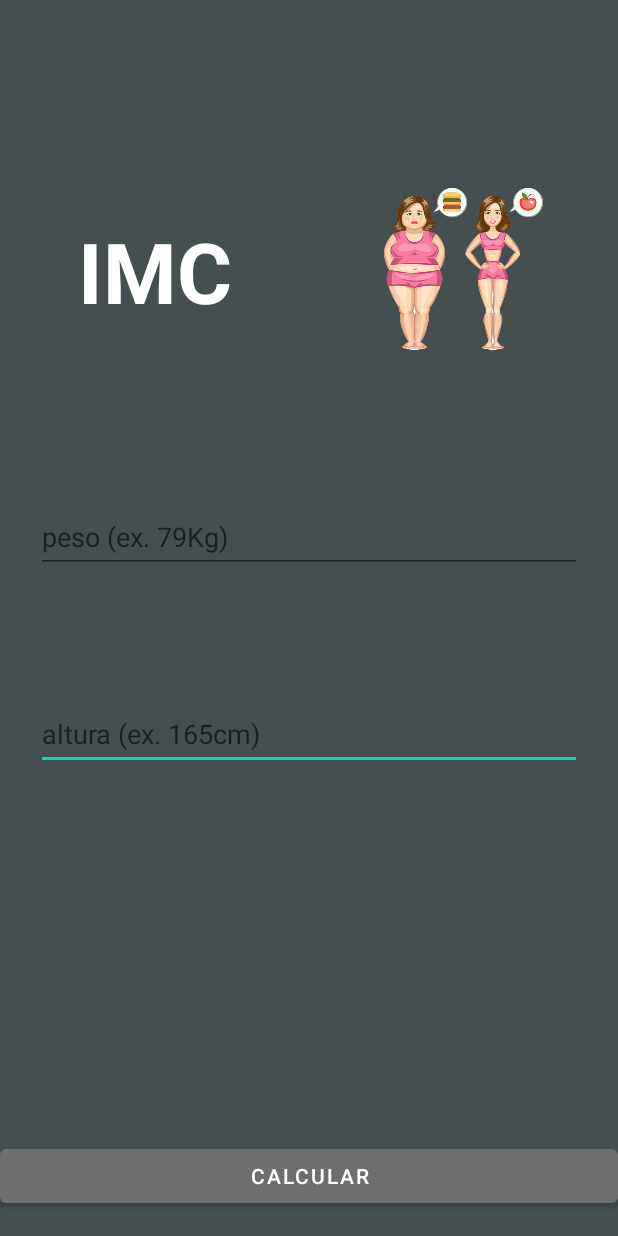
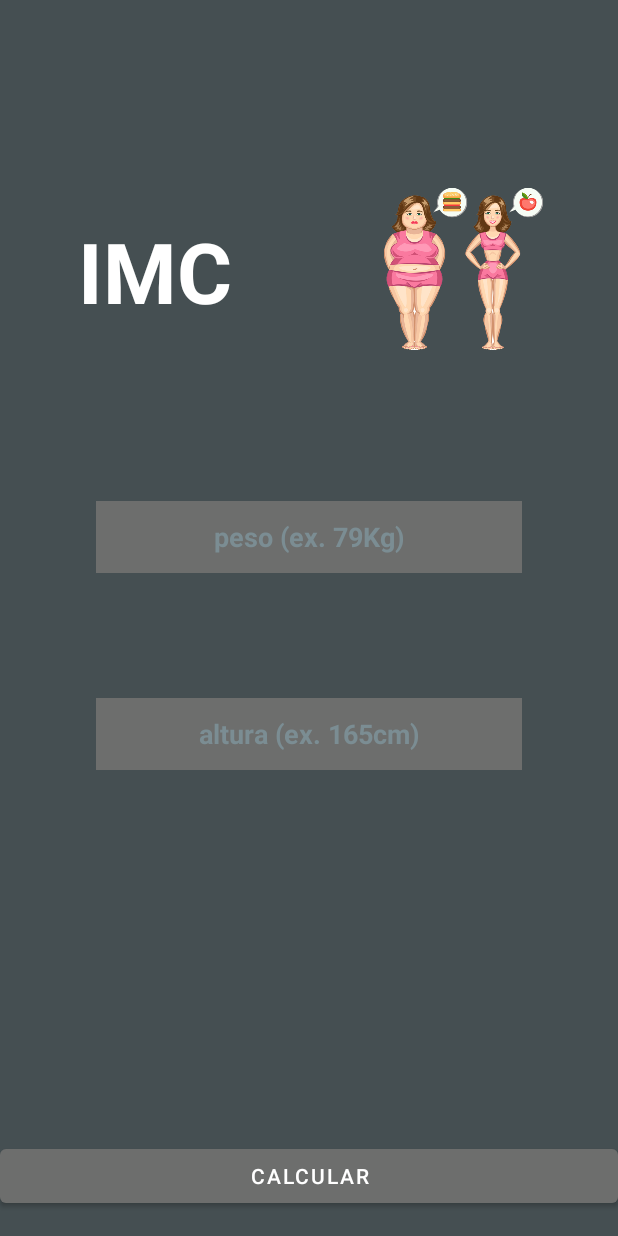
Before and after one commit to evertoncarneiro/imc-app, an Android app: the layout activity_main.xml on its own in the app's theme, with its tools: preview values and no code run, on a phone screen of 412 x 824 dp. Run offline under Robolectric (Android 15) with nearby library versions, the phone set to English and light mode, and no system bars.

Commit message:
Alterado caracteristicas do editText, para uma melhor visualizacao.

```diff
--- a/app/src/main/res/layout/activity_main.xml
+++ b/app/src/main/res/layout/activity_main.xml
@@ -23,13 +23,17 @@
 
     <EditText
         android:id="@+id/pesoEDT"
-        style="@style/input_text"
         android:layout_width="0dp"
         android:layout_height="wrap_content"
-        android:layout_marginHorizontal="24dp"
+        android:layout_marginHorizontal="64dp"
+        android:background="@color/gray_200"
         android:hint="@string/hint_altura"
         android:inputType="number"
         android:minHeight="48dp"
+        android:textAlignment="center"
+        android:textColor="@color/white"
+        android:textColorHint="@color/gray_100"
+        android:textStyle="bold"
         app:layout_constraintBottom_toBottomOf="parent"
         app:layout_constraintEnd_toEndOf="parent"
         app:layout_constraintStart_toStartOf="parent"
@@ -39,13 +43,18 @@
 
     <EditText
         android:id="@+id/alturaEDT"
-        style="@style/input_text"
         android:layout_width="0dp"
         android:layout_height="wrap_content"
-        android:layout_marginHorizontal="24dp"
+        android:layout_marginHorizontal="64dp"
+        android:background="@color/gray_200"
         android:hint="@string/hint_peso"
         android:inputType="number"
         android:minHeight="48dp"
+        android:textAlignment="center"
+        android:textAllCaps="false"
+        android:textColor="@color/white"
+        android:textColorHint="@color/gray_100"
+        android:textStyle="bold"
         app:layout_constraintBottom_toTopOf="@+id/pesoEDT"
         app:layout_constraintEnd_toEndOf="parent"
         app:layout_constraintHorizontal_bias="0.5"
--- a/app/src/main/res/values/styles.xml
+++ b/app/src/main/res/values/styles.xml
@@ -12,9 +12,5 @@
         <item name="backgroundTint">@color/gray_200</item>
     </style>
 
-    <style name="input_text">
-        <item name="hintTextColor">@color/white</item>
-    </style>
-
 
 </resources>
```
